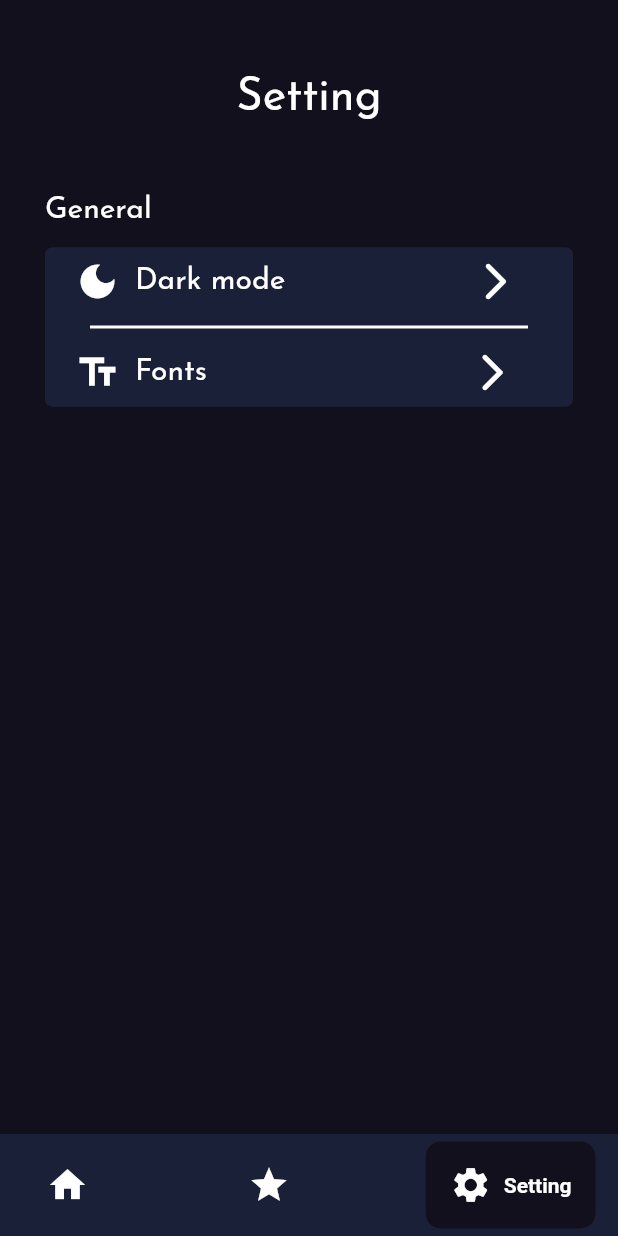
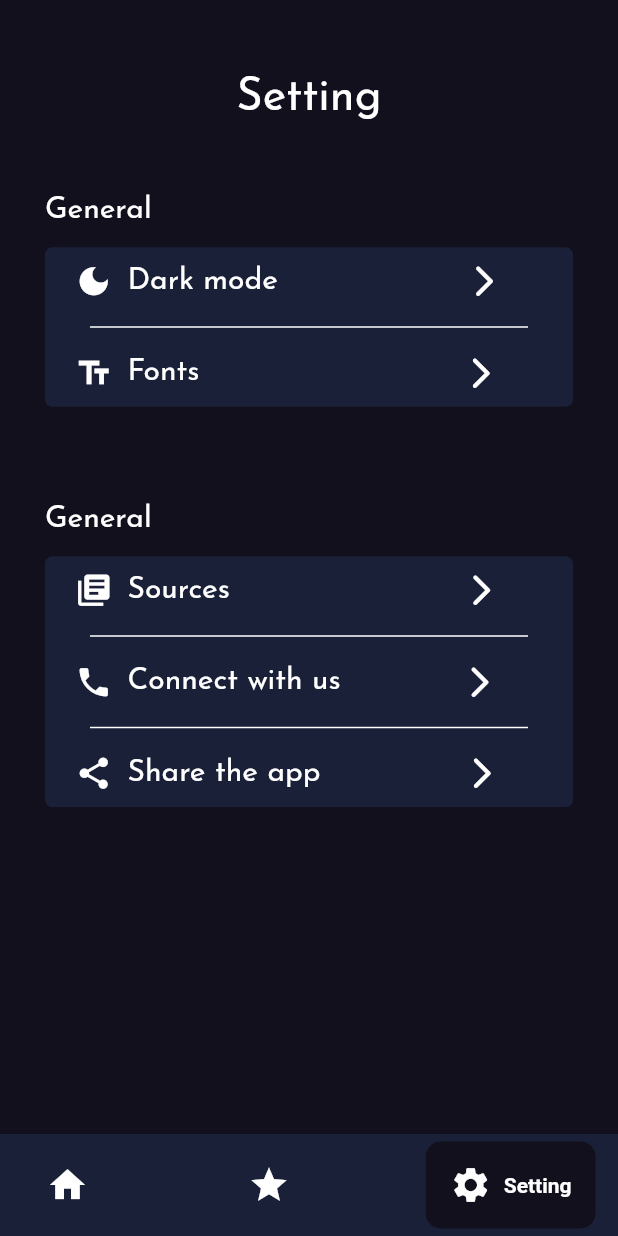
Before and after one commit to md7o/World-Cars, a Flutter app: the screen it shows after launch, item 3 of the bottom bar chosen, on a phone screen of 412 x 824 dp. Run offline on Flutter 3.47's test engine with Material 2 defaults, Android fonts, the phone set to English and light mode, and no system bars; drawn by our look-alikes of google_nav_bar; our stand-ins replace google_fonts.

Commit message:
complete setting design

```diff
--- a/lib/screen/setting.dart
+++ b/lib/screen/setting.dart
@@ -1,5 +1,7 @@
 import 'package:flutter/material.dart';
 import 'package:google_fonts/google_fonts.dart';
+
+import '../widget/Setting_wid.dart';
 
 class Setting extends StatelessWidget {
   const Setting({super.key});
@@ -55,9 +57,46 @@ class Setting extends StatelessWidget {
                   ),
                 ),
                 child: Column(
+                  children: const [
+                    //  Dark mode
+                    modeWidget(),
+                    //  Dark mode
+
+                    Divider(
+                      indent: 30,
+                      endIndent: 30,
+                      thickness: 1,
+                      color: Colors.white,
+                    ),
+
+                    //  Fonts
+                    fontWidget(),
+                    //  Fonts
+                  ],
+                )),
+          ),
+          //  Last General code
+
+          Row(
             children: [
-                    Container(
-                      height: 45,
+              Padding(
+                padding: const EdgeInsets.only(left: 30, top: 50),
+                child: Text(
+                  'General',
+                  style: GoogleFonts.josefinSans(
+                    textStyle: const TextStyle(
+                        color: Colors.white,
+                        fontSize: 20,
+                        fontWeight: FontWeight.normal),
+                  ),
+                ),
+              ),
+            ],
+          ),
+
+          Padding(
+            padding: const EdgeInsets.symmetric(horizontal: 30, vertical: 15),
+            child: Container(
                 width: double.infinity,
                 decoration: const BoxDecoration(
                   color: Color(0xFF1A2037),
@@ -65,87 +104,29 @@ class Setting extends StatelessWidget {
                     Radius.circular(5),
                   ),
                 ),
-                      child: Padding(
-                        padding: const EdgeInsets.only(left: 20),
-                        child: Row(
-                          children: [
-                            const Icon(
-                              Icons.dark_mode,
-                              color: Colors.white,
-                              size: 30,
-                            ),
-                            const SizedBox(
-                              width: 10,
-                            ),
-                            Text(
-                              'Dark mode',
-                              style: GoogleFonts.josefinSans(
-                                textStyle: const TextStyle(
-                                    color: Colors.white,
-                                    fontSize: 20,
-                                    fontWeight: FontWeight.normal),
-                              ),
-                            ),
-                            const Padding(
-                              padding: EdgeInsets.only(left: 125),
-                              child: Icon(
-                                Icons.arrow_forward_ios_rounded,
-                                color: Colors.white,
-                                size: 30,
-                              ),
-                            ),
-                          ],
-                        ),
-                      ),
-                    ),
-                    const Divider(
+                child: Column(
+                  children: const [
+                    //  Dark mode
+                    sourcesWidget(),
+                    //  Dark mode
+
+                    Divider(
                       indent: 30,
                       endIndent: 30,
-                      thickness: 2,
+                      thickness: 1,
                       color: Colors.white,
                     ),
-                    Container(
-                      height: 45,
-                      width: double.infinity,
-                      decoration: const BoxDecoration(
-                        color: Color(0xFF1A2037),
-                        borderRadius: BorderRadius.all(
-                          Radius.circular(5),
+
+                    //  Fonts
+                    contantWidget(),
+                    Divider(
+                      indent: 30,
+                      endIndent: 30,
+                      thickness: 1,
+                      color: Colors.white,
                     ),
-                      ),
-                      child: Padding(
-                        padding: const EdgeInsets.only(left: 20),
-                        child: Row(
-                          children: [
-                            const Icon(
-                              Icons.text_fields,
-                              color: Colors.white,
-                              size: 30,
-                            ),
-                            const SizedBox(
-                              width: 10,
-                            ),
-                            Text(
-                              'Fonts',
-                              style: GoogleFonts.josefinSans(
-                                textStyle: const TextStyle(
-                                    color: Colors.white,
-                                    fontSize: 20,
-                                    fontWeight: FontWeight.normal),
-                              ),
-                            ),
-                            const Padding(
-                              padding: EdgeInsets.only(left: 175),
-                              child: Icon(
-                                Icons.arrow_forward_ios_rounded,
-                                color: Colors.white,
-                                size: 30,
-                              ),
-                            ),
-                          ],
-                        ),
-                      ),
-                    ),
+                    shareWidget(),
+                    //  Fonts
                   ],
                 )),
           ),
--- a/lib/widget/Setting_wid.dart
+++ b/lib/widget/Setting_wid.dart
@@ -0,0 +1,252 @@
+import 'package:flutter/material.dart';
+import 'package:google_fonts/google_fonts.dart';
+
+class modeWidget extends StatelessWidget {
+  const modeWidget({super.key});
+
+  @override
+  Widget build(BuildContext context) {
+    return Container(
+      height: 45,
+      width: double.infinity,
+      decoration: const BoxDecoration(
+        color: Color(0xFF1A2037),
+        borderRadius: BorderRadius.all(
+          Radius.circular(5),
+        ),
+      ),
+      child: Padding(
+        padding: const EdgeInsets.only(left: 20),
+        child: Row(
+          children: [
+            const Icon(
+              Icons.dark_mode,
+              color: Colors.white,
+              size: 25,
+            ),
+            const SizedBox(
+              width: 10,
+            ),
+            Text(
+              'Dark mode',
+              style: GoogleFonts.josefinSans(
+                textStyle: const TextStyle(
+                    color: Colors.white,
+                    fontSize: 20,
+                    fontWeight: FontWeight.normal),
+              ),
+            ),
+            const Padding(
+              padding: EdgeInsets.only(left: 125),
+              child: Icon(
+                Icons.arrow_forward_ios_rounded,
+                color: Colors.white,
+                size: 25,
+              ),
+            ),
+          ],
+        ),
+      ),
+    );
+  }
+}
+
+class fontWidget extends StatelessWidget {
+  const fontWidget({super.key});
+
+  @override
+  Widget build(BuildContext context) {
+    return Container(
+      height: 45,
+      width: double.infinity,
+      decoration: const BoxDecoration(
+        color: Color(0xFF1A2037),
+        borderRadius: BorderRadius.all(
+          Radius.circular(5),
+        ),
+      ),
+      child: Padding(
+        padding: const EdgeInsets.only(left: 20),
+        child: Row(
+          children: [
+            const Icon(
+              Icons.text_fields,
+              color: Colors.white,
+              size: 25,
+            ),
+            const SizedBox(
+              width: 10,
+            ),
+            Text(
+              'Fonts',
+              style: GoogleFonts.josefinSans(
+                textStyle: const TextStyle(
+                    color: Colors.white,
+                    fontSize: 20,
+                    fontWeight: FontWeight.normal),
+              ),
+            ),
+            const Padding(
+              padding: EdgeInsets.only(left: 175),
+              child: Icon(
+                Icons.arrow_forward_ios_rounded,
+                color: Colors.white,
+                size: 25,
+              ),
+            ),
+          ],
+        ),
+      ),
+    );
+  }
+}
+
+class sourcesWidget extends StatelessWidget {
+  const sourcesWidget({super.key});
+
+  @override
+  Widget build(BuildContext context) {
+    return Container(
+      height: 45,
+      width: double.infinity,
+      decoration: const BoxDecoration(
+        color: Color(0xFF1A2037),
+        borderRadius: BorderRadius.all(
+          Radius.circular(5),
+        ),
+      ),
+      child: Padding(
+        padding: const EdgeInsets.only(left: 20),
+        child: Row(
+          children: [
+            const Icon(
+              Icons.library_books,
+              color: Colors.white,
+              size: 25,
+            ),
+            const SizedBox(
+              width: 10,
+            ),
+            Text(
+              'Sources',
+              style: GoogleFonts.josefinSans(
+                textStyle: const TextStyle(
+                    color: Colors.white,
+                    fontSize: 20,
+                    fontWeight: FontWeight.normal),
+              ),
+            ),
+            const Padding(
+              padding: EdgeInsets.only(left: 155),
+              child: Icon(
+                Icons.arrow_forward_ios_rounded,
+                color: Colors.white,
+                size: 25,
+              ),
+            ),
+          ],
+        ),
+      ),
+    );
+  }
+}
+
+class contantWidget extends StatelessWidget {
+  const contantWidget({super.key});
+
+  @override
+  Widget build(BuildContext context) {
+    return Container(
+      height: 45,
+      width: double.infinity,
+      decoration: const BoxDecoration(
+        color: Color(0xFF1A2037),
+        borderRadius: BorderRadius.all(
+          Radius.circular(5),
+        ),
+      ),
+      child: Padding(
+        padding: const EdgeInsets.only(left: 20),
+        child: Row(
+          children: [
+            const Icon(
+              Icons.phone,
+              color: Colors.white,
+              size: 25,
+            ),
+            const SizedBox(
+              width: 10,
+            ),
+            Text(
+              'Connect with us',
+              style: GoogleFonts.josefinSans(
+                textStyle: const TextStyle(
+                    color: Colors.white,
+                    fontSize: 20,
+                    fontWeight: FontWeight.normal),
+              ),
+            ),
+            const Padding(
+              padding: EdgeInsets.only(left: 80),
+              child: Icon(
+                Icons.arrow_forward_ios_rounded,
+                color: Colors.white,
+                size: 25,
+              ),
+            ),
+          ],
+        ),
+      ),
+    );
+  }
+}
+
+class shareWidget extends StatelessWidget {
+  const shareWidget({super.key});
+
+  @override
+  Widget build(BuildContext context) {
+    return Container(
+      height: 45,
+      width: double.infinity,
+      decoration: const BoxDecoration(
+        color: Color(0xFF1A2037),
+        borderRadius: BorderRadius.all(
+          Radius.circular(5),
+        ),
+      ),
+      child: Padding(
+        padding: const EdgeInsets.only(left: 20),
+        child: Row(
+          children: [
+            const Icon(
+              Icons.share,
+              color: Colors.white,
+              size: 25,
+            ),
+            const SizedBox(
+              width: 10,
+            ),
+            Text(
+              'Share the app',
+              style: GoogleFonts.josefinSans(
+                textStyle: const TextStyle(
+                    color: Colors.white,
+                    fontSize: 20,
+                    fontWeight: FontWeight.normal),
+              ),
+            ),
+            const Padding(
+              padding: EdgeInsets.only(left: 95),
+              child: Icon(
+                Icons.arrow_forward_ios_rounded,
+                color: Colors.white,
+                size: 25,
+              ),
+            ),
+          ],
+        ),
+      ),
+    );
+  }
+}
```
Lines whose indentation alone changed are shown as unchanged.
